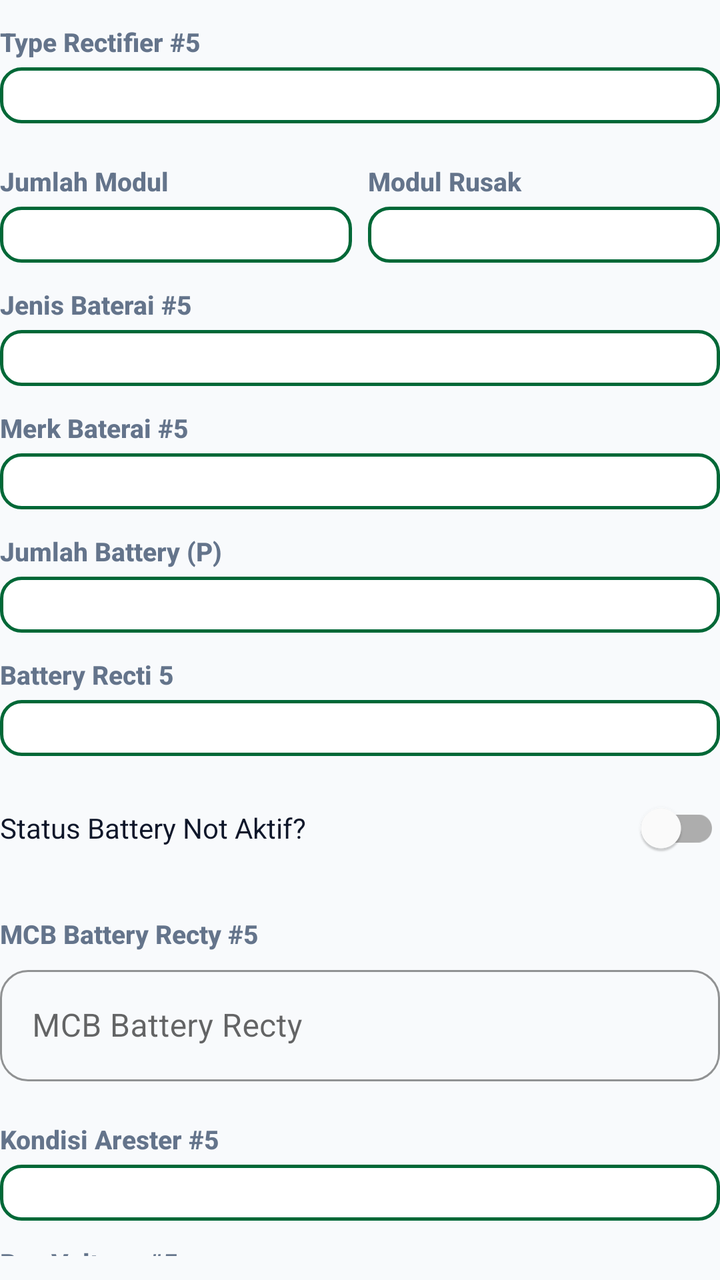
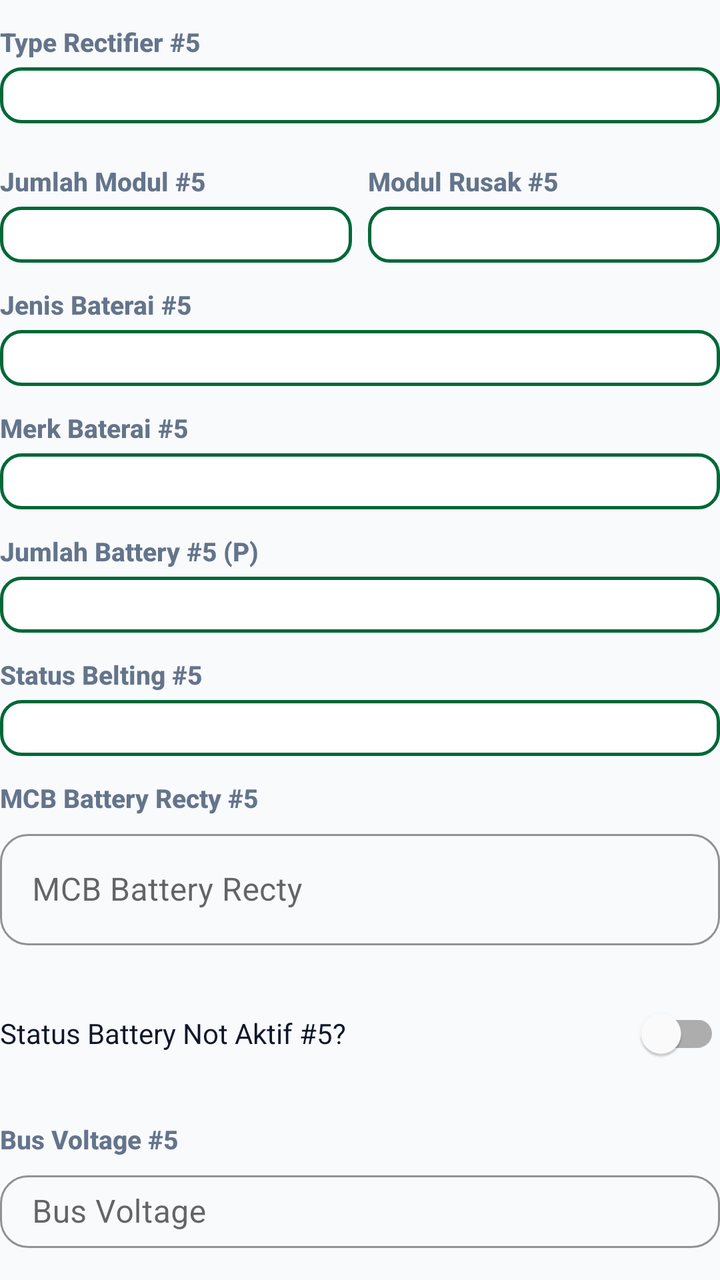

Screens rendered from an Android XML layout before and after an edit, with the pre-edit source and the edit as a unified diff.
<!-- AndroidManifest.xml: application theme Theme.ZamanApps -->
<!-- res/layout/dialog_edit_rectifier5.xml -->
<?xml version="1.0" encoding="utf-8"?>
<LinearLayout xmlns:android="http://schemas.android.com/apk/res/android"
    android:layout_width="match_parent"
    android:layout_height="wrap_content"
    android:orientation="vertical"
    android:paddingBottom="8dp">

    <TextView style="@style/FieldLabel" android:text="Type Rectifier #5" />
    <Spinner android:id="@+id/spTypeRectifier5" style="@style/SpinnerField" />

    <LinearLayout android:layout_width="match_parent" android:layout_height="wrap_content" android:orientation="horizontal" android:layout_marginTop="8dp">
        <LinearLayout android:layout_width="0dp" android:layout_height="wrap_content" android:layout_weight="1" android:layout_marginEnd="4dp" android:orientation="vertical">
            <TextView style="@style/FieldLabel" android:text="Jumlah Modul" />
            <Spinner android:id="@+id/spJumlahModul5" style="@style/SpinnerField" />
        </LinearLayout>
        <LinearLayout android:layout_width="0dp" android:layout_height="wrap_content" android:layout_weight="1" android:layout_marginStart="4dp" android:orientation="vertical">
            <TextView style="@style/FieldLabel" android:text="Modul Rusak" />
            <Spinner android:id="@+id/spJumlahModulRusak5" style="@style/SpinnerField" />
        </LinearLayout>
    </LinearLayout>

    <TextView style="@style/FieldLabel" android:text="Jenis Baterai #5" />
    <Spinner android:id="@+id/spJenisBaterai5" style="@style/SpinnerField" />

    <TextView style="@style/FieldLabel" android:text="Merk Baterai #5" />
    <Spinner android:id="@+id/spMerkBaterai5" style="@style/SpinnerField" />

    <TextView style="@style/FieldLabel" android:text="Jumlah Battery (P)" />
    <Spinner android:id="@+id/spJumlahBattery5" style="@style/SpinnerField" />

    <TextView style="@style/FieldLabel" android:text="Battery Recti 5" />
    <Spinner android:id="@+id/spBatteryRecti5" style="@style/SpinnerField" />

    <com.google.android.material.switchmaterial.SwitchMaterial
        android:id="@+id/switchStatusBatteryNotAktif5"
        android:layout_width="match_parent"
        android:layout_height="wrap_content"
        android:layout_marginTop="12dp"
        android:layout_marginBottom="8dp"
        android:text="Status Battery Not Aktif?"
        android:textColor="@color/text_primary" />

    <LinearLayout
        android:id="@+id/layoutJumlahBankNotAktif5"
        android:layout_width="match_parent"
        android:layout_height="wrap_content"
        android:layout_marginBottom="8dp"
        android:orientation="vertical"
        android:visibility="gone">

        <TextView style="@style/FieldLabel" android:text="Jumlah Bank Not Aktif" />
        <Spinner android:id="@+id/spJumlahBankNotAktif5" style="@style/SpinnerField" />
    </LinearLayout>

    <TextView style="@style/FieldLabel" android:text="MCB Battery Recty #5" />
    <com.google.android.material.textfield.TextInputLayout style="@style/ZamanTextInputLayout" android:layout_width="match_parent" android:layout_height="wrap_content" android:layout_marginBottom="8dp">
        <com.google.android.material.textfield.TextInputEditText android:id="@+id/editMcbBatteryRecti5" android:layout_width="match_parent" android:layout_height="wrap_content" android:hint="MCB Battery Recty" android:inputType="numberDecimal" />
    </com.google.android.material.textfield.TextInputLayout>

    <TextView style="@style/FieldLabel" android:text="Kondisi Arester #5" />
    <Spinner android:id="@+id/spKondisiArester5" style="@style/SpinnerField" />

    <TextView style="@style/FieldLabel" android:text="Bus Voltage #5" />
    <com.google.android.material.textfield.TextInputLayout style="@style/ZamanTextInputLayout" android:layout_width="match_parent" android:layout_height="wrap_content" android:layout_marginBottom="8dp">
        <com.google.android.material.textfield.TextInputEditText android:id="@+id/editBusVoltage5" android:layout_width="match_parent" android:layout_height="wrap_content" android:hint="Bus Voltage" android:inputType="numberDecimal" />
    </com.google.android.material.textfield.TextInputLayout>

    <TextView style="@style/FieldLabel" android:text="Load (A) #5" />
    <com.google.android.material.textfield.TextInputLayout style="@style/ZamanTextInputLayout" android:layout_width="match_parent" android:layout_height="wrap_content" android:layout_marginBottom="8dp">
        <com.google.android.material.textfield.TextInputEditText android:id="@+id/editLoadA5" android:layout_width="match_parent" android:layout_height="wrap_content" android:hint="Load (A)" android:inputType="numberDecimal" />
    </com.google.android.material.textfield.TextInputLayout>

    <TextView style="@style/FieldLabel" android:text="Perangkat Terhubung #5" />
    <com.google.android.material.textfield.TextInputLayout style="@style/ZamanTextInputLayout" android:layout_width="match_parent" android:layout_height="wrap_content" android:layout_marginBottom="8dp">
        <com.google.android.material.textfield.TextInputEditText android:id="@+id/editPerangkat5" android:layout_width="match_parent" android:layout_height="wrap_content" android:focusable="false" android:clickable="true" android:hint="Pilih Perangkat (Multi-select)" />
    </com.google.android.material.textfield.TextInputLayout>

    <TextView style="@style/FieldLabel" android:text="Remark #5" />
    <com.google.android.material.textfield.TextInputLayout style="@style/ZamanTextInputLayout" android:layout_width="match_parent" android:layout_height="wrap_content">
        <com.google.android.material.textfield.TextInputEditText android:id="@+id/editRemark5" android:layout_width="match_parent" android:layout_height="wrap_content" android:hint="Catatan" android:inputType="textMultiLine" android:minLines="2" />
    </com.google.android.material.textfield.TextInputLayout>
</LinearLayout>
<!-- resources referenced by this layout -->
<resources>
  <color name="text_primary">#0F172A</color>
  <style name="FieldLabel">
          <item name="android:layout_width">match_parent</item>
          <item name="android:layout_height">wrap_content</item>
          <item name="android:layout_marginTop">12dp</item>
          <item name="android:layout_marginBottom">4dp</item>
          <item name="android:textColor">@color/text_secondary</item>
          <item name="android:textSize">13sp</item>
          <item name="android:textStyle">bold</item>
          <item name="android:fontFamily">sans-serif-medium</item>
      </style>
  <style name="SpinnerField" parent="SpinnerFieldModern" />
  <style name="ZamanTextInputLayout" parent="Widget.MaterialComponents.TextInputLayout.OutlinedBox">
          <item name="boxCornerRadiusTopStart">14dp</item>
          <item name="boxCornerRadiusTopEnd">14dp</item>
          <item name="boxCornerRadiusBottomStart">14dp</item>
          <item name="boxCornerRadiusBottomEnd">14dp</item>
          <item name="boxStrokeColor">@color/brand_primary</item>
          <item name="hintTextColor">@color/brand_primary</item>
          <item name="startIconTint">@color/brand_primary</item>
      </style>
  <color name="text_secondary">#64748B</color>
  <style name="SpinnerFieldModern" parent="Widget.AppCompat.Spinner">
          <item name="android:layout_width">match_parent</item>
          <item name="android:layout_height">wrap_content</item>
          <item name="android:background">@drawable/spinner_background_modern</item>
          <item name="android:padding">14dp</item>
          <item name="android:textSize">15sp</item>
          <item name="android:textColor">@color/text_primary</item>
          <item name="android:popupBackground">@color/card_bg</item>
          <item name="android:overlapAnchor">false</item>
      </style>
  <color name="brand_primary">#006837</color>
  <color name="brand_primary_dark">#004D25</color>
  <color name="white">#FFFFFF</color>
  <color name="brand_accent">#00A859</color>
  <color name="section_bg">#F8FAFC</color>
  <style name="ZamanButton" parent="Widget.MaterialComponents.Button">
          <item name="android:insetTop">0dp</item>
          <item name="android:insetBottom">0dp</item>
          <item name="android:paddingTop">0dp</item>
          <item name="android:paddingBottom">0dp</item>
          <item name="android:paddingVertical">0dp</item>
          <item name="android:gravity">center</item>
          <item name="android:minHeight">48dp</item>
          <item name="cornerRadius">16dp</item>
          <item name="android:textAllCaps">false</item>
          <item name="android:textStyle">bold</item>
          <item name="android:letterSpacing">0.02</item>
      </style>
  <style name="ZamanCard" parent="Widget.MaterialComponents.CardView">
          <item name="cardCornerRadius">20dp</item>
          <item name="cardElevation">4dp</item>
          <item name="cardBackgroundColor">@color/card_bg</item>
          <item name="android:foreground">?attr/selectableItemBackground</item>
      </style>
  <color name="card_bg">#FFFFFF</color>
  <color name="brand_primary_lightest">#E7F6EC</color>
  <!-- unchanged entries left out for length: 2 -->
</resources>

<!-- the commit's change to res/layout/dialog_edit_rectifier5.xml (unified diff, before → after) -->
@@ -10,11 +10,11 @@
 
     <LinearLayout android:layout_width="match_parent" android:layout_height="wrap_content" android:orientation="horizontal" android:layout_marginTop="8dp">
         <LinearLayout android:layout_width="0dp" android:layout_height="wrap_content" android:layout_weight="1" android:layout_marginEnd="4dp" android:orientation="vertical">
-            <TextView style="@style/FieldLabel" android:text="Jumlah Modul" />
+            <TextView style="@style/FieldLabel" android:text="Jumlah Modul #5" />
             <Spinner android:id="@+id/spJumlahModul5" style="@style/SpinnerField" />
         </LinearLayout>
         <LinearLayout android:layout_width="0dp" android:layout_height="wrap_content" android:layout_weight="1" android:layout_marginStart="4dp" android:orientation="vertical">
-            <TextView style="@style/FieldLabel" android:text="Modul Rusak" />
+            <TextView style="@style/FieldLabel" android:text="Modul Rusak #5" />
             <Spinner android:id="@+id/spJumlahModulRusak5" style="@style/SpinnerField" />
         </LinearLayout>
     </LinearLayout>
@@ -25,19 +25,25 @@
     <TextView style="@style/FieldLabel" android:text="Merk Baterai #5" />
     <Spinner android:id="@+id/spMerkBaterai5" style="@style/SpinnerField" />
 
-    <TextView style="@style/FieldLabel" android:text="Jumlah Battery (P)" />
+    <TextView style="@style/FieldLabel" android:text="Jumlah Battery #5 (P)" />
     <Spinner android:id="@+id/spJumlahBattery5" style="@style/SpinnerField" />
 
-    <TextView style="@style/FieldLabel" android:text="Battery Recti 5" />
+    <TextView style="@style/FieldLabel" android:text="Status Belting #5" />
     <Spinner android:id="@+id/spBatteryRecti5" style="@style/SpinnerField" />
 
+    <TextView style="@style/FieldLabel" android:text="MCB Battery Recty #5" />
+    <com.google.android.material.textfield.TextInputLayout style="@style/ZamanTextInputLayout" android:layout_width="match_parent" android:layout_height="wrap_content" android:layout_marginBottom="8dp">
+        <com.google.android.material.textfield.TextInputEditText android:id="@+id/editMcbBatteryRecti5" android:layout_width="match_parent" android:layout_height="wrap_content" android:hint="MCB Battery Recty" android:inputType="numberDecimal" />
+    </com.google.android.material.textfield.TextInputLayout>
+
+    
     <com.google.android.material.switchmaterial.SwitchMaterial
         android:id="@+id/switchStatusBatteryNotAktif5"
         android:layout_width="match_parent"
         android:layout_height="wrap_content"
         android:layout_marginTop="12dp"
         android:layout_marginBottom="8dp"
-        android:text="Status Battery Not Aktif?"
+        android:text="Status Battery Not Aktif #5?"
         android:textColor="@color/text_primary" />
 
     <LinearLayout
@@ -48,17 +54,9 @@
         android:orientation="vertical"
         android:visibility="gone">
 
-        <TextView style="@style/FieldLabel" android:text="Jumlah Bank Not Aktif" />
+        <TextView style="@style/FieldLabel" android:text="Jumlah Battery Not Aktif #5" />
         <Spinner android:id="@+id/spJumlahBankNotAktif5" style="@style/SpinnerField" />
     </LinearLayout>
-
-    <TextView style="@style/FieldLabel" android:text="MCB Battery Recty #5" />
-    <com.google.android.material.textfield.TextInputLayout style="@style/ZamanTextInputLayout" android:layout_width="match_parent" android:layout_height="wrap_content" android:layout_marginBottom="8dp">
-        <com.google.android.material.textfield.TextInputEditText android:id="@+id/editMcbBatteryRecti5" android:layout_width="match_parent" android:layout_height="wrap_content" android:hint="MCB Battery Recty" android:inputType="numberDecimal" />
-    </com.google.android.material.textfield.TextInputLayout>
-
-    <TextView style="@style/FieldLabel" android:text="Kondisi Arester #5" />
-    <Spinner android:id="@+id/spKondisiArester5" style="@style/SpinnerField" />
 
     <TextView style="@style/FieldLabel" android:text="Bus Voltage #5" />
     <com.google.android.material.textfield.TextInputLayout style="@style/ZamanTextInputLayout" android:layout_width="match_parent" android:layout_height="wrap_content" android:layout_marginBottom="8dp">
@@ -75,6 +73,9 @@
         <com.google.android.material.textfield.TextInputEditText android:id="@+id/editPerangkat5" android:layout_width="match_parent" android:layout_height="wrap_content" android:focusable="false" android:clickable="true" android:hint="Pilih Perangkat (Multi-select)" />
     </com.google.android.material.textfield.TextInputLayout>
 
+    <TextView style="@style/FieldLabel" android:text="Kondisi Arester #5" />
+    <Spinner android:id="@+id/spKondisiArester5" style="@style/SpinnerField" />
+
     <TextView style="@style/FieldLabel" android:text="Remark #5" />
     <com.google.android.material.textfield.TextInputLayout style="@style/ZamanTextInputLayout" android:layout_width="match_parent" android:layout_height="wrap_content">
         <com.google.android.material.textfield.TextInputEditText android:id="@+id/editRemark5" android:layout_width="match_parent" android:layout_height="wrap_content" android:hint="Catatan" android:inputType="textMultiLine" android:minLines="2" />
